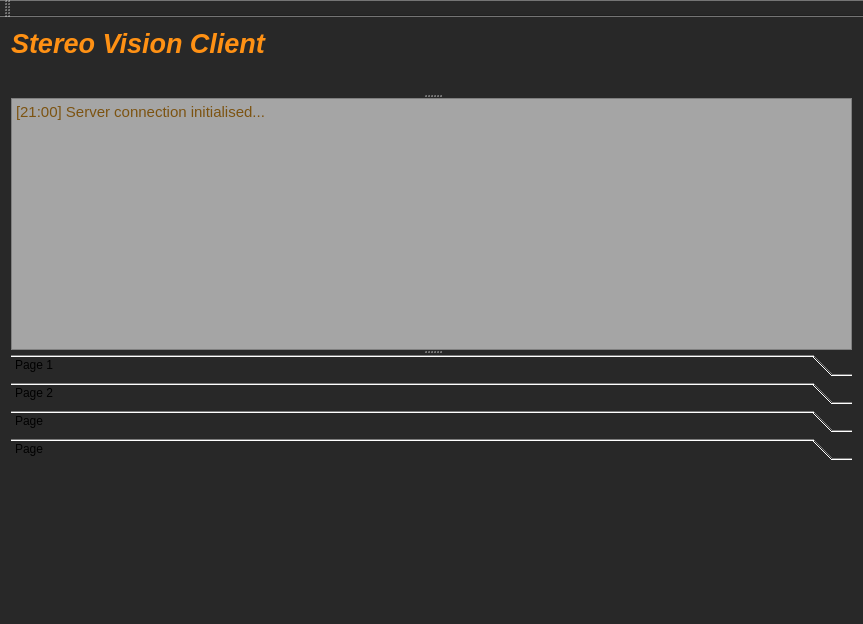
The window that gui.ui (spoorcc/stereo-vision-client) describes before a commit, drawn with Qt 5.
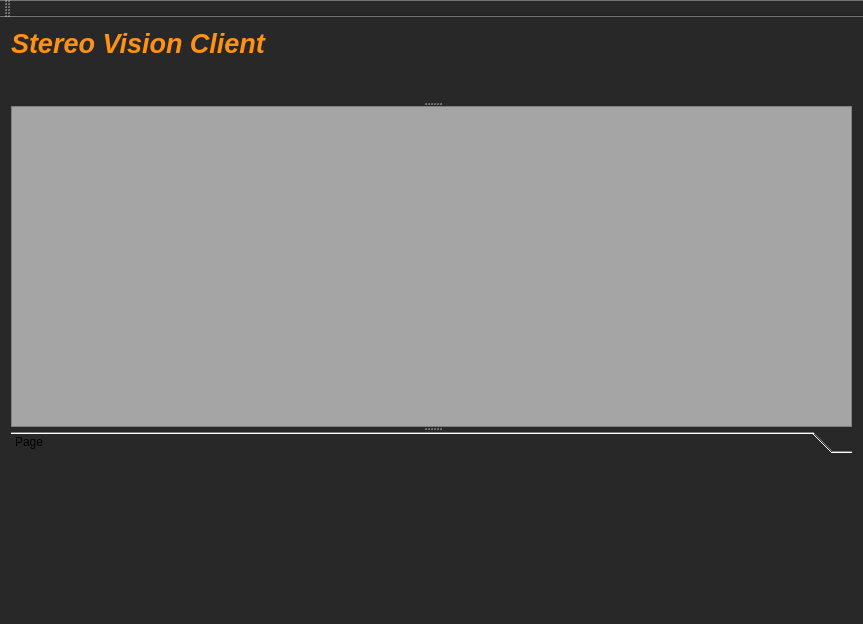
The same window after the commit. The open tabs and pages were chosen to show the change.

```diff
--- a/gui.ui
+++ b/gui.ui
@@ -45,46 +45,23 @@
         <string>&lt;!DOCTYPE HTML PUBLIC &quot;-//W3C//DTD HTML 4.0//EN&quot; &quot;http://www.w3.org/TR/REC-html40/strict.dtd&quot;&gt;
 &lt;html&gt;&lt;head&gt;&lt;meta name=&quot;qrichtext&quot; content=&quot;1&quot; /&gt;&lt;style type=&quot;text/css&quot;&gt;
 p, li { white-space: pre-wrap; }
-&lt;/style&gt;&lt;/head&gt;&lt;body style=&quot; font-family:'MS Shell Dlg 2'; font-size:8.25pt; font-weight:400; font-style:normal;&quot;&gt;
-&lt;p style=&quot; margin-top:0px; margin-bottom:0px; margin-left:0px; margin-right:0px; -qt-block-indent:0; text-indent:0px;&quot;&gt;&lt;span style=&quot; font-family:'Ubuntu'; font-size:11pt;&quot;&gt;[21:00] Server connection initialised...&lt;/span&gt;&lt;/p&gt;&lt;/body&gt;&lt;/html&gt;</string>
+&lt;/style&gt;&lt;/head&gt;&lt;body style=&quot; font-family:'Ubuntu'; font-size:11pt; font-weight:400; font-style:normal;&quot;&gt;
+&lt;p style=&quot;-qt-paragraph-type:empty; margin-top:0px; margin-bottom:0px; margin-left:0px; margin-right:0px; -qt-block-indent:0; text-indent:0px;&quot;&gt;&lt;br /&gt;&lt;/p&gt;&lt;/body&gt;&lt;/html&gt;</string>
        </property>
       </widget>
       <widget class="QToolBox" name="AllProcessesTBX">
        <property name="currentIndex">
         <number>0</number>
        </property>
-       <widget class="QWidget" name="page">
-        <property name="geometry">
-         <rect>
-          <x>0</x>
-          <y>0</y>
-          <width>845</width>
-          <height>88</height>
-         </rect>
-        </property>
-        <attribute name="label">
-         <string>Page 1</string>
-        </attribute>
-       </widget>
-       <widget class="QWidget" name="page_2">
-        <property name="geometry">
-         <rect>
-          <x>0</x>
-          <y>0</y>
-          <width>845</width>
-          <height>88</height>
-         </rect>
-        </property>
-        <attribute name="label">
-         <string>Page 2</string>
-        </attribute>
-       </widget>
-       <widget class="QWidget" name="page_5">
-        <attribute name="label">
-         <string>Page</string>
-        </attribute>
-       </widget>
        <widget class="QWidget" name="page_6">
+        <property name="geometry">
+         <rect>
+          <x>0</x>
+          <y>0</y>
+          <width>845</width>
+          <height>219</height>
+         </rect>
+        </property>
         <attribute name="label">
          <string>Page</string>
         </attribute>
```
Left out of the diff: 2 changed lines with no effect on the pictures.
